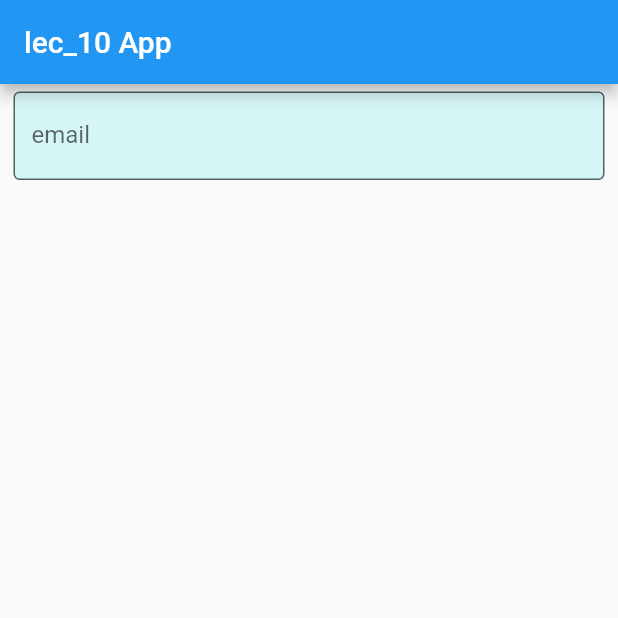
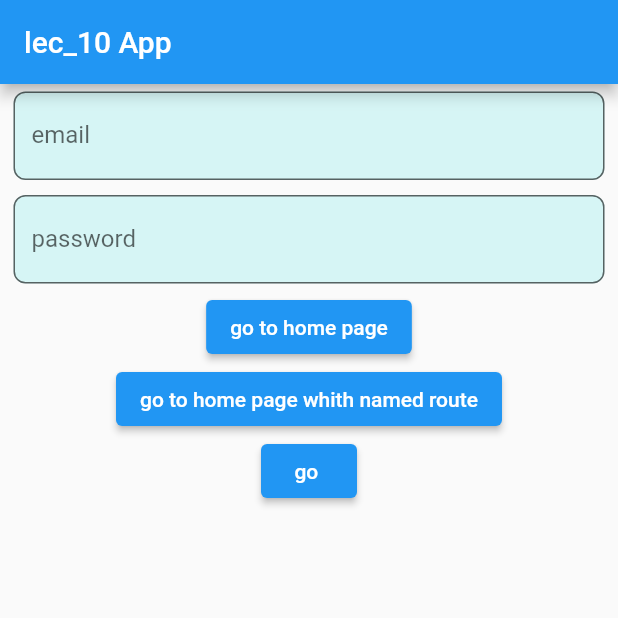
Before and after one commit to 181069/lc10, a Flutter app: the screen it shows after launch, on a phone screen of 412 x 824 dp, the top half of it. Run offline on Flutter 3.47's test engine with Material 2 defaults, Android fonts, the phone set to English and light mode, and no system bars; missing offline and left inert: dart:html, dart:js.

Commit message:
13/7 update

```diff
--- a/lib/MyHomePage.dart
+++ b/lib/MyHomePage.dart
@@ -1,22 +1,40 @@
 import 'package:flutter/material.dart';
+import 'package:lc10/router.dart';
 
+import 'Lec13.dart';
 import 'TextFieldUI.dart';
 
 class MyHomePage extends StatelessWidget {
 
-
+TextEditingController cntEmail=TextEditingController();
+TextEditingController cntPassword=TextEditingController();
 @override
   Widget build(BuildContext context) {
-    return Scaffold(
+    return SafeArea(
+      child: Scaffold(
         appBar: AppBar(
           title: Text('lec_10 App'),
         ),
         body: Container(
           child: Column(
             children: [
-            TextFieldUI(Label:"email"),
-
+              TextFieldUI(cntEmail,"email"),
+              TextFieldUI(cntPassword,"password"),
+              ElevatedButton(onPressed: ()async{
+                String R= await Navigator.of(context).push(MaterialPageRoute(builder: (context){
+                  return lec13();
+                }));
+                print(R);
+              }, child: Text("go to home page")),
+              ElevatedButton(onPressed: ()async{
+                var R= await Navigator.of(context).pushNamed('Lec13');
+                print(R);
+              }, child: Text("go to home page whith named route")),
+              ElevatedButton(onPressed: ()async{
+               AppRouter.router.pushFunction(lec13());
+              }, child: Text("go ")),
             ],
+          ),
         ),
       ),
     );
--- a/lib/TextFieldUI.dart
+++ b/lib/TextFieldUI.dart
@@ -4,11 +4,12 @@ import 'package:flutter/cupertino.dart';
 import 'package:flutter/material.dart';
 
 class TextFieldUI extends StatelessWidget {
-  TextEditingController cont1 = TextEditingController();
+  TextEditingController cont1 ;
   String value;
   String Label;
 
-  TextFieldUI({this.Label});
+
+  TextFieldUI(this.cont1, this.Label);
 
   @override
   Widget build(BuildContext context) {
@@ -16,11 +17,13 @@ class TextFieldUI extends StatelessWidget {
       margin: EdgeInsets.fromLTRB(9, 5, 9, 5),
       child: TextField(
         decoration: InputDecoration(
+
           labelText: Label,
             hintText: Label,
           fillColor:Color(0xffd6f5f5) ,filled: true,
-       border:OutlineInputBorder(
-         borderRadius:BorderRadius.all(Radius.circular(4.0)) ,
+            border:OutlineInputBorder(
+
+              borderRadius:BorderRadius.all(Radius.circular(8.0)) ,
 
        ) ,
         ),
--- /dev/null
+++ b/lib/router.dart
@@ -0,0 +1,15 @@
+import 'dart:js';
+
+import 'package:flutter/material.dart'
+;
+class AppRouter{
+  AppRouter._();
+  static AppRouter router=AppRouter._();
+  GlobalKey<NavigatorState> navKey = GlobalKey<NavigatorState>();
+  pushFunction(Widget widget){
+    navKey.currentState.push(MaterialPageRoute(builder: (context){
+      return widget;
+    }));
+  }
+
+}
```
Also changed, not shown: lib/Lec13.dart (added, +16 -0 lines), lib/error.dart (added, +18 -0 lines), lib/lec11.dart (added, +17 -0 lines), lib/lec12.dart (added, +16 -0 lines), lib/main.dart (+32 -0 lines). Lines whose indentation alone changed are shown as unchanged.
